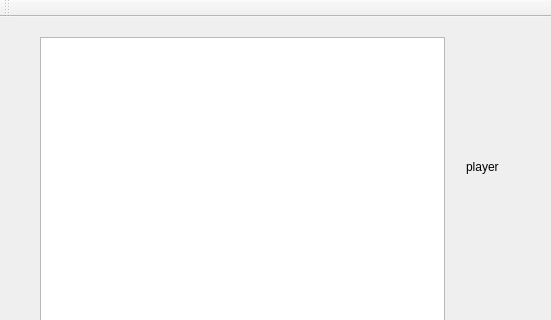
The window that shooting_game/mainwindow.ui (ZhuMon/Shooting_Game) describes before a commit, drawn with Qt 5; both pictures show x 0 to 551 and y 0 to 320 of the 700 by 700 pixel window.
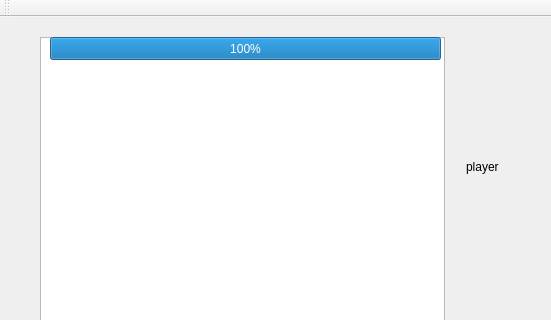
The same window after the commit.

```diff
--- a/shooting_game/mainwindow.ui
+++ b/shooting_game/mainwindow.ui
@@ -190,6 +190,19 @@
      </item>
     </layout>
    </widget>
+   <widget class="QProgressBar" name="enemyHP">
+    <property name="geometry">
+     <rect>
+      <x>50</x>
+      <y>20</y>
+      <width>391</width>
+      <height>23</height>
+     </rect>
+    </property>
+    <property name="value">
+     <number>100</number>
+    </property>
+   </widget>
   </widget>
   <widget class="QMenuBar" name="menuBar">
    <property name="geometry">
```
